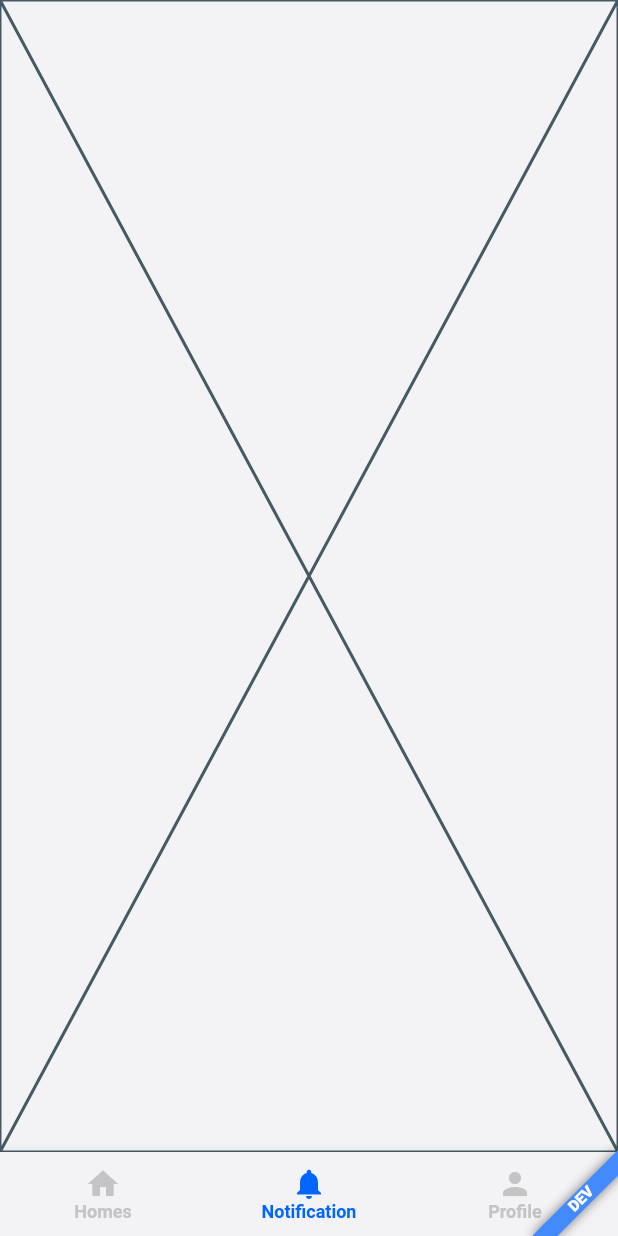
After one commit to Arybobyku/hrd-flutter, a Flutter app: the LandingView screen opened directly, item 2 of the bottom bar chosen, on a phone screen of 412 x 824 dp. The commit adds this screen. Run offline on Flutter 3.47's test engine with Material 2 defaults, Android fonts, the phone set to English and light mode, and no system bars; our stand-ins replace clock, connectivity_plus, device_info_plus, dio, equatable, file and 3 more; accounts and stored records are empty.

Commit message:
add landing screen

```diff
--- a/lib/src/common/constant/constant.dart
+++ b/lib/src/common/constant/constant.dart
@@ -2,3 +2,4 @@ export 'env_config.dart';
 export 'enum.dart';
 export 'url.dart';
 export 'asset.dart';
+export 'landing_tab.dart';
--- /dev/null
+++ b/lib/src/common/constant/landing_tab.dart
@@ -0,0 +1,5 @@
+class LandingTab{
+  static const String home = "home";
+  static const String notification = "notification";
+  static const String profile = "profile";
+}
--- /dev/null
+++ b/lib/src/common/mixin/landing_tab_mixin.dart
@@ -0,0 +1,16 @@
+import '../common.dart';
+
+mixin LandingTabBarMixin {
+  int currentIndexFromString(String currentTabBarName) {
+    switch (currentTabBarName) {
+      case LandingTab.home:
+        return 0;
+      case LandingTab.notification:
+        return 1;
+      case LandingTab.profile:
+        return 2;
+      default:
+        return 0;
+    }
+  }
+}
--- a/lib/src/common/mixin/mixin.dart
+++ b/lib/src/common/mixin/mixin.dart
@@ -1,2 +1,3 @@
 export 'logger_mixin.dart';
 export 'snackbar_mixin.dart';
+export 'landing_tab_mixin.dart';
--- a/lib/src/common/utility/dartdroid_color.dart
+++ b/lib/src/common/utility/dartdroid_color.dart
@@ -7,7 +7,7 @@ class DartdroidColor {
   static const Color white = Color(0xFFFFFFFF);
 
   static const Color whiteDarken100 = Color(0xFFF3F3F3);
-  static const Color whiteDarken200 = Color(0xFFF3F3F5);
+  static const Color background = Color(0xFFF3F3F5);
 
   // ---
 
--- /dev/null
+++ b/lib/src/core/bloc/landing/tab/landing_tab_cubit.dart
@@ -0,0 +1,20 @@
+import 'package:flutter_bloc/flutter_bloc.dart';
+
+import '../../../../common/common.dart';
+
+class LandingTabCubit extends Cubit<String> {
+  LandingTabCubit() : super(LandingTab.home);
+
+  void changeTab(int index) {
+    switch (index) {
+      case 0:
+        return emit(LandingTab.home);
+      case 1:
+        return emit(LandingTab.notification);
+      case 2:
+        return emit(LandingTab.profile);
+      default:
+        return emit(LandingTab.home);
+    }
+  }
+}
--- a/lib/src/ui/screen/auth/login_screen.dart
+++ b/lib/src/ui/screen/auth/login_screen.dart
@@ -138,7 +138,7 @@ class LoginView extends StatelessWidget with SnackBarMessageMixin {
         vertical: 20,
       ),
       decoration: const BoxDecoration(
-        color: DartdroidColor.whiteDarken200,
+        color: DartdroidColor.background,
         borderRadius: BorderRadius.vertical(
           top: Radius.circular(30),
         ),
--- a/lib/src/ui/screen/landing/landing_screen.dart
+++ b/lib/src/ui/screen/landing/landing_screen.dart
@@ -1,4 +1,10 @@
 import 'package:flutter/material.dart';
+import 'package:hrd/src/base/base.dart';
+import 'package:hrd/src/common/common.dart';
+import 'package:hrd/src/core/bloc/landing/tab/landing_tab_cubit.dart';
+import 'package:hrd/src/ui/screen/home/home_screen.dart';
+import 'package:hrd/src/ui/screen/notification/notification_screen.dart';
+import 'package:hrd/src/ui/screen/profile/profile_screen.dart';
 
 class LandingScreen extends StatefulWidget {
   const LandingScreen({Key? key}) : super(key: key);
@@ -10,15 +16,71 @@ class LandingScreen extends StatefulWidget {
 class _LandingScreenState extends State<LandingScreen> {
   @override
   Widget build(BuildContext context) {
-    return const LandingView();
+    return MultiBlocProvider(
+      providers: [
+        BlocProvider(
+          create: (context) => LandingTabCubit()..changeTab(0),
+        ),
+      ],
+      child: const LandingView(),
+    );
   }
 }
 
-class LandingView extends StatelessWidget {
+class LandingView extends StatefulWidget {
   const LandingView({Key? key}) : super(key: key);
 
   @override
+  State<LandingView> createState() => _LandingViewState();
+}
+
+class _LandingViewState extends State<LandingView> with LandingTabBarMixin {
+  @override
   Widget build(BuildContext context) {
-    return const Placeholder();
+    return Scaffold(
+      body: SafeArea(
+        child: BlocBuilder<LandingTabCubit, String>(
+          builder: (context, state) {
+            if (state == LandingTab.home) {
+              return const HomeScreen();
+            }
+
+            if (state == LandingTab.notification) {
+              return const NotificationScreen();
+            }
+
+            if (state == LandingTab.profile) {
+              return const ProfileScreen();
+            }
+
+            return const HomeScreen();
+          },
+        ),
+      ),
+      bottomNavigationBar: BlocBuilder<LandingTabCubit, String>(
+        builder: (context, state) {
+          return BottomNavigationBar(
+            currentIndex: currentIndexFromString(state),
+            onTap: (value) {
+              context.read<LandingTabCubit>().changeTab(value);
+            },
+            items: const [
+              BottomNavigationBarItem(
+                icon: Icon(Icons.home),
+                label: "Homes",
+              ),
+              BottomNavigationBarItem(
+                icon: Icon(Icons.notifications),
+                label: "Notification",
+              ),
+              BottomNavigationBarItem(
+                icon: Icon(Icons.person),
+                label: "Profile",
+              ),
+            ],
+          );
+        },
+      ),
+    );
   }
 }
--- /dev/null
+++ b/lib/src/ui/screen/notification/notification_screen.dart
@@ -0,0 +1,24 @@
+import 'package:flutter/material.dart';
+
+class NotificationScreen extends StatefulWidget {
+  const NotificationScreen({Key? key}) : super(key: key);
+
+  @override
+  State<NotificationScreen> createState() => _NotificationScreenState();
+}
+
+class _NotificationScreenState extends State<NotificationScreen> {
+  @override
+  Widget build(BuildContext context) {
+    return const NotificationView();
+  }
+}
+
+class NotificationView extends StatelessWidget {
+  const NotificationView({Key? key}) : super(key: key);
+
+  @override
+  Widget build(BuildContext context) {
+    return const Placeholder();
+  }
+}
--- a/lib/src/ui/screen/screen.dart
+++ b/lib/src/ui/screen/screen.dart
@@ -1,4 +1,3 @@
 export 'auth/auth.dart';
 export 'splash/splash_screen.dart';
 export 'landing/landing_screen.dart';
-export 'dashboard/dashboard_screen.dart';
```
Also changed, not shown: lib/src/app.dart (+16 -2 lines), lib/src/app_router.dart (+1 -16 lines), lib/src/ui/screen/dashboard/dashboard_screen.dart (deleted, +0 -25 lines), lib/src/ui/screen/home/home_screen.dart (added, +24 -0 lines), lib/src/ui/screen/profile/profile_screen.dart (added, +24 -0 lines).
